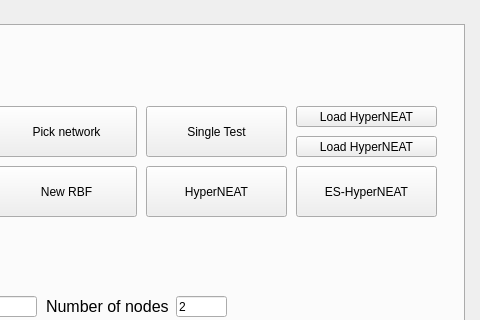
Old version of the form ML_Project/mainwindow.ui in the repository maxo98/MachineLearning_5DJV; both pictures show x 456 to 936 and y 0 to 320 of the 936 by 922 pixel window.
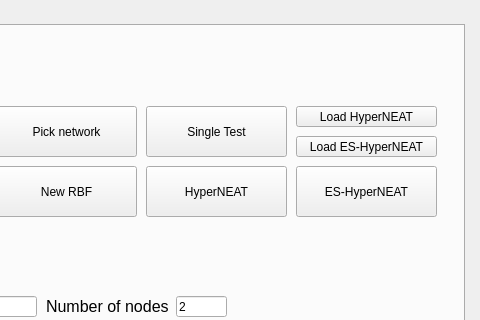
New version of the form.

Commit message: Button text fix

Patch:
```diff
--- a/ML_Project/mainwindow.ui
+++ b/ML_Project/mainwindow.ui
@@ -563,7 +563,7 @@
        </rect>
       </property>
       <property name="text">
-       <string>Load HyperNEAT</string>
+       <string>Load ES-HyperNEAT</string>
       </property>
      </widget>
     </widget>
```
